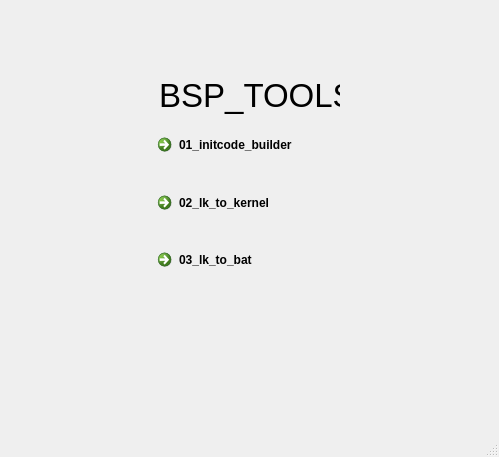
First picture: the form in 03_bsp_tools/ui_mainwindow.ui, repository 0aibin0/python_pyqt5_learning, before the edit.
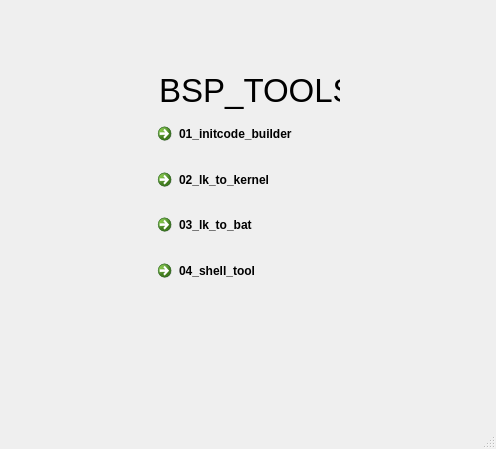
Second picture: the form after the edit.

Commit message: 增加nike制作的shell_tools

Diff of the .ui file:
```diff
--- a/03_bsp_tools/ui_mainwindow.ui
+++ b/03_bsp_tools/ui_mainwindow.ui
@@ -6,8 +6,8 @@
    <rect>
     <x>0</x>
     <y>0</y>
-    <width>499</width>
-    <height>457</height>
+    <width>496</width>
+    <height>449</height>
    </rect>
   </property>
   <property name="windowTitle">
@@ -60,6 +60,13 @@
        </property>
       </widget>
      </item>
+     <item row="5" column="0">
+      <widget class="QCommandLinkButton" name="commandLinkButton_3">
+       <property name="text">
+        <string>04_shell_tool</string>
+       </property>
+      </widget>
+     </item>
     </layout>
    </widget>
   </widget>
```
Left out of the diff: 2 changed lines with no effect on the pictures. The commit also changes 12 other files.
